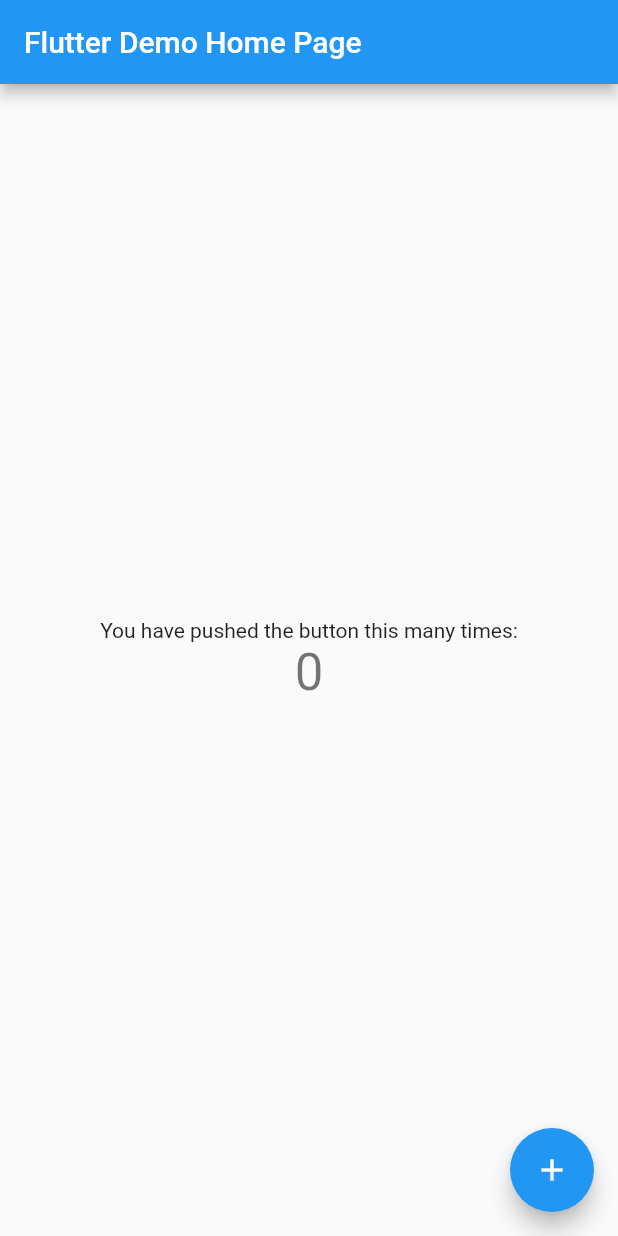
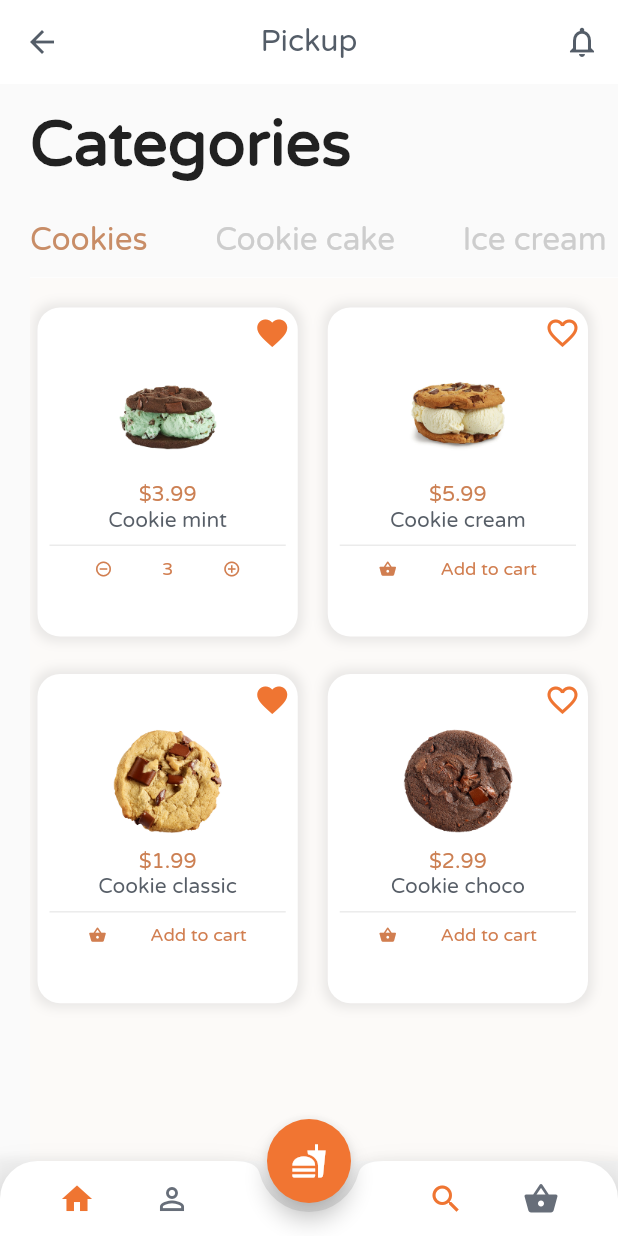
Before and after one commit to gislainy/flutter_cookie_store, a Flutter app: the screen it shows after launch, on a phone screen of 412 x 824 dp. Run offline on Flutter 3.47's test engine with Material 2 defaults, Android fonts, the phone set to English and light mode, and no system bars.

Commit message:
Home page

```diff
--- /dev/null
+++ b/lib/bottom_bar.dart
@@ -0,0 +1,49 @@
+import 'package:flutter/material.dart';
+
+class BottomBar extends StatelessWidget {
+  @override
+  Widget build(BuildContext context) {
+    return BottomAppBar(
+        shape: CircularNotchedRectangle(),
+        notchMargin: 6.0,
+        color: Colors.transparent,
+        elevation: 9.0,
+        clipBehavior: Clip.antiAlias,
+        child: Container(
+          height: 50.0,
+          decoration: BoxDecoration(
+            color: Colors.white,
+            borderRadius: BorderRadius.only(
+                topLeft: Radius.circular(25.0),
+                topRight: Radius.circular(25.0)),
+          ),
+          child: Row(
+            children: <Widget>[
+              Container(
+                height: 50.0,
+                width: MediaQuery.of(context).size.width / 2 - 40.0,
+                child: Row(
+                  mainAxisAlignment: MainAxisAlignment.spaceEvenly,
+                  children: <Widget>[
+                    Icon(Icons.home, color: Color(0xFFEF7532)),
+                    Icon(Icons.person_outline, color: Color(0Xff676e79)),
+                  ],
+                ),
+              ),
+              Container(
+                height: 50.0,
+                width: MediaQuery.of(context).size.width / 2 - 40.0,
+                child: Row(
+                  mainAxisAlignment: MainAxisAlignment.spaceEvenly,
+                  children: <Widget>[
+                    Icon(Icons.search, color: Color(0xFFEF7532)),
+                    Icon(Icons.shopping_basket, color: Color(0Xff676e79)),
+                  ],
+                ),
+              )
+            ],
+            mainAxisAlignment: MainAxisAlignment.spaceBetween,
+          ),
+        ));
+  }
+}
--- /dev/null
+++ b/lib/cookie_page.dart
@@ -0,0 +1,144 @@
+import 'package:flutter/material.dart';
+
+class CookiePage extends StatelessWidget {
+  @override
+  Widget build(BuildContext context) {
+    return Scaffold(
+      backgroundColor: Color(0XFFFCFAF8),
+      body: ListView(
+        children: <Widget>[
+          SizedBox(
+            height: 15.0,
+          ),
+          Container(
+            padding: EdgeInsets.only(right: 15.0),
+            width: MediaQuery.of(context).size.width - 30,
+            height: MediaQuery.of(context).size.height - 50,
+            child: GridView.count(
+              crossAxisCount: 2,
+              primary: false,
+              crossAxisSpacing: 10.0,
+              mainAxisSpacing: 15.0,
+              childAspectRatio: 0.8,
+              children: <Widget>[
+                _buildCard('Cookie mint', '\$3.99', 'assets/cookiemint.jpg',
+                    true, true, context),
+                _buildCard('Cookie cream', '\$5.99', 'assets/cookiecream.jpg',
+                    false, false, context),
+                _buildCard('Cookie classic', '\$1.99',
+                    'assets/cookieclassic.jpg', false, true, context),
+                _buildCard('Cookie choco', '\$2.99', 'assets/cookiechoco.jpg',
+                    false, false, context),
+              ],
+            ),
+          ),
+          SizedBox(
+            height: 15.0,
+          )
+        ],
+      ),
+    );
+  }
+
+  Widget _buildCard(String name, String price, String imgPath, bool added,
+      bool isFavorite, context) {
+    return Padding(
+        padding: EdgeInsets.only(top: 5.0, bottom: 5.0, left: 5.0, right: 5.0),
+        child: InkWell(
+          onTap: () {},
+          child: Container(
+            decoration: BoxDecoration(
+                borderRadius: BorderRadius.circular(15.0),
+                color: Colors.white,
+                boxShadow: [
+                  BoxShadow(
+                      color: Colors.grey.withOpacity(0.2),
+                      spreadRadius: 3.0,
+                      blurRadius: 5.0)
+                ]),
+            child: Column(
+              children: <Widget>[
+                Padding(
+                  padding: EdgeInsets.all(5.0),
+                  child: Row(
+                    children: <Widget>[
+                      isFavorite
+                          ? Icon(Icons.favorite, color: Color(0xFFEF7532))
+                          : Icon(Icons.favorite_border,
+                              color: Color(0xFFEF7532))
+                    ],
+                    mainAxisAlignment: MainAxisAlignment.end,
+                  ),
+                ),
+                Hero(
+                  tag: imgPath,
+                  child: Container(
+                      height: 75.0,
+                      width: 75.0,
+                      decoration: BoxDecoration(
+                        image: DecorationImage(
+                            image: AssetImage(imgPath), fit: BoxFit.contain),
+                      )),
+                ),
+                SizedBox(
+                  height: 7.0,
+                ),
+                Text(
+                  price,
+                  style: TextStyle(
+                      color: Color(0xFFCC8053),
+                      fontFamily: 'Varela',
+                      fontSize: 14.0),
+                ),
+                Text(
+                  name,
+                  style: TextStyle(
+                      color: Color(0xFF575E67),
+                      fontFamily: 'Varela',
+                      fontSize: 14.0),
+                ),
+                Padding(
+                  padding: EdgeInsets.all(8.0),
+                  child: Container(
+                    color: Color(0xFFEBEBEB),
+                    height: 1.0,
+                  ),
+                ),
+                Padding(
+                  padding: EdgeInsets.only(left: 5.0, right: 5.0),
+                  child: Row(
+                    mainAxisAlignment: MainAxisAlignment.spaceEvenly,
+                    children: <Widget>[
+                      if (!added) ...[
+                        Icon(Icons.shopping_basket,
+                            color: Color(0xFFD17E50), size: 12.0),
+                        Text(
+                          'Add to cart',
+                          style: TextStyle(
+                              fontFamily: 'Varela',
+                              color: Color(0xffd17e50),
+                              fontSize: 12.0),
+                        )
+                      ],
+                      if (added) ...[
+                        Icon(Icons.remove_circle_outline,
+                            color: Color(0xFFD17E50), size: 12.0),
+                        Text(
+                          '3',
+                          style: TextStyle(
+                              fontFamily: 'Varela',
+                              color: Color(0xffd17e50),
+                              fontSize: 12.0),
+                        ),
+                        Icon(Icons.add_circle_outline,
+                            color: Color(0xFFD17E50), size: 12.0),
+                      ]
+                    ],
+                  ),
+                )
+              ],
+            ),
+          ),
+        ));
+  }
+}
--- a/lib/main.dart
+++ b/lib/main.dart
@@ -1,26 +1,19 @@
 import 'package:flutter/material.dart';
+import 'package:flutter_cookie_store/bottom_bar.dart';
+import 'package:flutter_cookie_store/cookie_page.dart';
 
 void main() => runApp(MyApp());
 
 class MyApp extends StatelessWidget {
-  // This widget is the root of your application.
   @override
   Widget build(BuildContext context) {
     return MaterialApp(
-      title: 'Flutter Demo',
+      debugShowCheckedModeBanner: false,
+      title: 'Cookie Store',
       theme: ThemeData(
-        // This is the theme of your application.
-        //
-        // Try running your application with "flutter run". You'll see the
-        // application has a blue toolbar. Then, without quitting the app, try
-        // changing the primarySwatch below to Colors.green and then invoke
-        // "hot reload" (press "r" in the console where you ran "flutter run",
-        // or simply save your changes to "hot reload" in a Flutter IDE).
-        // Notice that the counter didn't reset back to zero; the application
-        // is not restarted.
         primarySwatch: Colors.blue,
       ),
-      home: MyHomePage(title: 'Flutter Demo Home Page'),
+      home: MyHomePage(title: 'Cookie Store'),
     );
   }
 }
@@ -28,84 +21,99 @@ class MyApp extends StatelessWidget {
 class MyHomePage extends StatefulWidget {
   MyHomePage({Key key, this.title}) : super(key: key);
 
-  // This widget is the home page of your application. It is stateful, meaning
-  // that it has a State object (defined below) that contains fields that affect
-  // how it looks.
-
-  // This class is the configuration for the state. It holds the values (in this
-  // case the title) provided by the parent (in this case the App widget) and
-  // used by the build method of the State. Fields in a Widget subclass are
-  // always marked "final".
-
   final String title;
 
   @override
   _MyHomePageState createState() => _MyHomePageState();
 }
 
-class _MyHomePageState extends State<MyHomePage> {
-  int _counter = 0;
+class _MyHomePageState extends State<MyHomePage>
+    with SingleTickerProviderStateMixin {
+  TabController _tabController;
 
-  void _incrementCounter() {
-    setState(() {
-      // This call to setState tells the Flutter framework that something has
-      // changed in this State, which causes it to rerun the build method below
-      // so that the display can reflect the updated values. If we changed
-      // _counter without calling setState(), then the build method would not be
-      // called again, and so nothing would appear to happen.
-      _counter++;
-    });
+  @override
+  void initState() {
+    super.initState();
+    _tabController = TabController(length: 3, vsync: this);
   }
 
   @override
   Widget build(BuildContext context) {
-    // This method is rerun every time setState is called, for instance as done
-    // by the _incrementCounter method above.
-    //
-    // The Flutter framework has been optimized to make rerunning build methods
-    // fast, so that you can just rebuild anything that needs updating rather
-    // than having to individually change instances of widgets.
     return Scaffold(
       appBar: AppBar(
-        // Here we take the value from the MyHomePage object that was created by
-        // the App.build method, and use it to set our appbar title.
-        title: Text(widget.title),
+        backgroundColor: Colors.white,
+        elevation: 0.0,
+        centerTitle: true,
+        leading: IconButton(
+          icon: Icon(Icons.arrow_back, color: Color(0xFF545D68)),
+          onPressed: () {},
         ),
-      body: Center(
-        // Center is a layout widget. It takes a single child and positions it
-        // in the middle of the parent.
-        child: Column(
-          // Column is also a layout widget. It takes a list of children and
-          // arranges them vertically. By default, it sizes itself to fit its
-          // children horizontally, and tries to be as tall as its parent.
-          //
-          // Invoke "debug painting" (press "p" in the console, choose the
-          // "Toggle Debug Paint" action from the Flutter Inspector in Android
-          // Studio, or the "Toggle Debug Paint" command in Visual Studio Code)
-          // to see the wireframe for each widget.
-          //
-          // Column has various properties to control how it sizes itself and
-          // how it positions its children. Here we use mainAxisAlignment to
-          // center the children vertically; the main axis here is the vertical
-          // axis because Columns are vertical (the cross axis would be
-          // horizontal).
-          mainAxisAlignment: MainAxisAlignment.center,
+        title: Text('Pickup',
+            style: TextStyle(
+                fontFamily: 'Varela',
+                fontSize: 20.0,
+                color: Color(0xFF545D68))),
+        actions: <Widget>[
+          IconButton(
+              onPressed: () {},
+              icon: Icon(Icons.notifications_none, color: Color(0xFF545D68)))
+        ],
+      ),
+      body: ListView(
+        padding: EdgeInsets.only(left: 20.0),
         children: <Widget>[
-            Text(
-              'You have pushed the button this many times:',
+          SizedBox(
+            height: 15.0,
           ),
           Text(
-              '$_counter',
-              style: Theme.of(context).textTheme.display1,
+            'Categories',
+            style: TextStyle(
+                fontFamily: 'Varela',
+                fontSize: 42,
+                fontWeight: FontWeight.bold),
+          ),
+          SizedBox(
+            height: 15.0,
+          ),
+          TabBar(
+            controller: _tabController,
+            indicatorColor: Colors.transparent,
+            labelColor: Color(0xFFC88d67),
+            isScrollable: true,
+            labelPadding: EdgeInsets.only(right: 45.0),
+            unselectedLabelColor: Color(0xFFCDCDCD),
+            tabs: <Widget>[
+              Tab(
+                child: Text('Cookies',
+                    style: TextStyle(fontFamily: 'Varela', fontSize: 21.0)),
+              ),
+              Tab(
+                child: Text('Cookie cake',
+                    style: TextStyle(fontFamily: 'Varela', fontSize: 21.0)),
+              ),
+              Tab(
+                child: Text('Ice cream',
+                    style: TextStyle(fontFamily: 'Varela', fontSize: 21.0)),
               ),
             ],
           ),
+          Container(
+              height: MediaQuery.of(context).size.height - 50,
+              width: double.infinity,
+              child: TabBarView(
+                controller: _tabController,
+                children: <Widget>[CookiePage(), CookiePage(), CookiePage()],
+              ),
+              color: Colors.white)
+        ],
       ),
       floatingActionButton: FloatingActionButton(
-        onPressed: _incrementCounter,
-        tooltip: 'Increment',
-        child: Icon(Icons.add),
-      ), // This trailing comma makes auto-formatting nicer for build methods.
+        onPressed: () {},
+        backgroundColor: Color(0xffF17532),
+        child: Icon(Icons.fastfood),
+      ),
+      floatingActionButtonLocation: FloatingActionButtonLocation.centerDocked,
+      bottomNavigationBar: BottomBar(),
     );
   }
 }
```
Also changed, not shown: pubspec.yaml (+6 -2 lines), assets/VarelaRound-Regular.ttf (added), assets/cookiechoco.jpg (added), assets/cookieclassic.jpg (added), assets/cookiecream.jpg (added), assets/cookiemint.jpg (added), assets/cookievan.jpg (added). Lines whose indentation alone changed are shown as unchanged.
